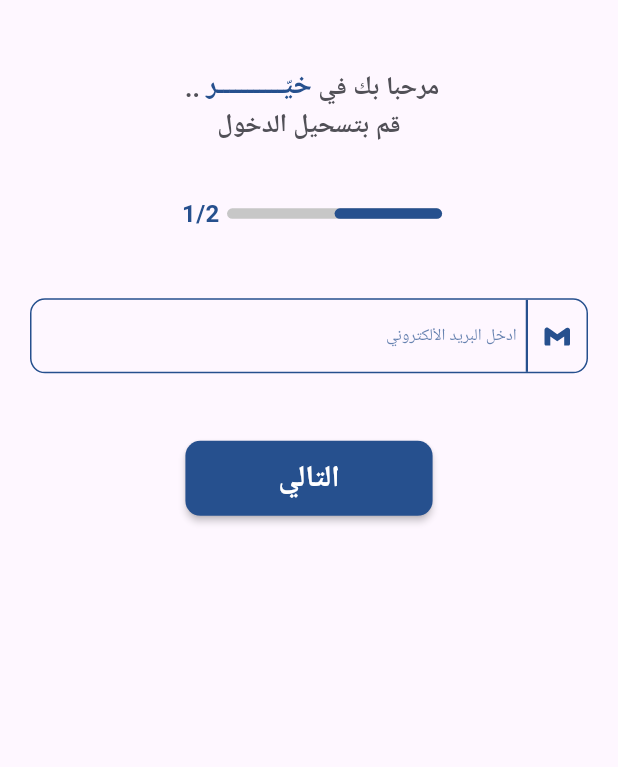
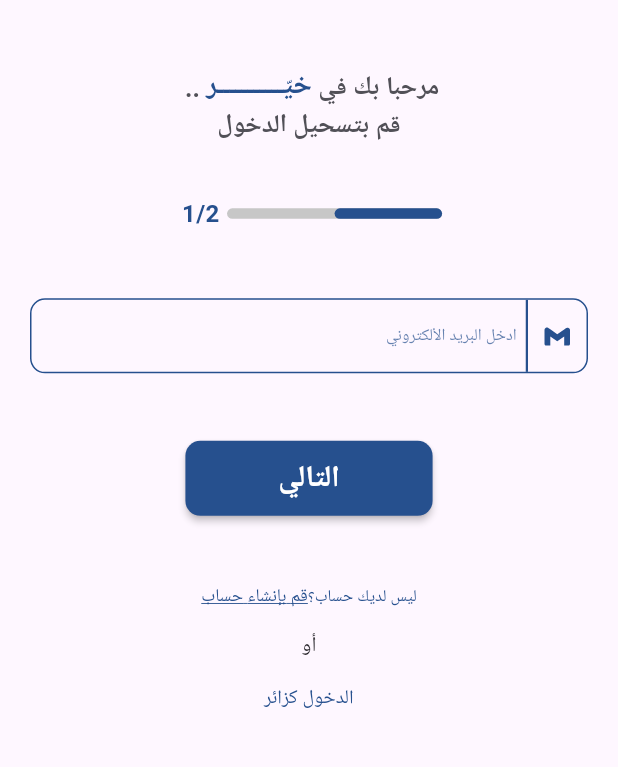
Before and after one commit to ZiadElsaadany/Graduation-Project-Flutter, a Flutter app: the screen it shows after launch, on a phone screen of 412 x 824 dp, the part 246-1013 px from its top. Run offline on Flutter 3.47's test engine with Material 3 defaults, Android fonts, the phone set to English and light mode, and no system bars; drawn by our look-alikes of flutter_animate; our stand-ins replace flutter_bloc, flutter_screenutil, flutter_svg, go_router, google_fonts; Roboto replaces fonts that are missing (Almarai).

Commit message:
hanvent account row added

```diff
--- a/lib/core/utls/styles.dart
+++ b/lib/core/utls/styles.dart
@@ -27,7 +27,14 @@ abstract class AppStyles{
     fontSize: 14,
     fontWeight: FontWeight.normal,
 
-  ); static final  textStyle11 =GoogleFonts.almarai(
+  );
+
+  static final  textStyle13 =GoogleFonts.almarai(
+    fontSize: 13,
+    fontWeight: FontWeight.normal,
+
+  );
+  static final  textStyle11 =GoogleFonts.almarai(
     fontSize: 11,
     fontWeight: FontWeight.normal,
 
--- a/lib/core/utls/text.dart
+++ b/lib/core/utls/text.dart
@@ -7,6 +7,10 @@ abstract class AppText {
   static const String  enterYourEmail= "ادخل البريد الألكتروني";
   static const String  enterYourPassword= "ادخل كلمة المرور";
   static const String  next= "التالي";
+  static const String  haventAccount= "ليس لديك حساب؟";
+  static const String  makeAccount= "قم بإنشاء حساب";
+  static const String  or= "أو";
+  static const String  enterAsAGuest= "الدخول كزائر";
 
 
 
--- a/lib/features/auth/presentation/view/widgets/havent_account_row_widget.dart
+++ b/lib/features/auth/presentation/view/widgets/havent_account_row_widget.dart
@@ -0,0 +1,59 @@
+import 'package:aoun_tu/core/utls/colors.dart';
+import 'package:aoun_tu/core/utls/styles.dart';
+import 'package:aoun_tu/core/utls/text.dart';
+import 'package:flutter/material.dart';
+import 'package:flutter_animate/flutter_animate.dart';
+
+class HaventAccountRowWidget extends StatelessWidget {
+  const HaventAccountRowWidget({Key? key, required this.underLineText, required this.text}) : super(key: key);
+
+  final String underLineText;
+  final String text;
+  @override
+  Widget build(BuildContext context) {
+    return Column(
+      children: [
+      RichText(
+      textDirection: TextDirection.rtl,
+      text:  TextSpan(
+          text: text,
+          style: AppStyles.textStyle11.copyWith(
+            color: AppColors.mainColor ,
+            fontWeight: FontWeight.w400
+          ),
+          children: [
+
+            TextSpan(
+              text: underLineText,
+              style: AppStyles.textStyle11.copyWith(
+                fontSize: 12,
+                fontWeight: FontWeight.w400,
+                decoration: TextDecoration.underline
+              ),
+
+            ),
+
+          ]
+      ),
+
+    ).animate().fade(duration: 1000.ms,
+      ),
+        const SizedBox(
+          height: 16,
+        ),
+        Text(AppText.or,
+        style: AppStyles.textStyle14,
+        ) ,
+        const SizedBox(
+          height: 16,
+        ),
+
+        Text(AppText.enterAsAGuest,
+          style: AppStyles.textStyle13.copyWith(
+            color: AppColors.mainColor
+          ),
+        ) ,
+      ],
+    );
+  }
+}
--- a/lib/features/auth/presentation/view/widgets/login_body.dart
+++ b/lib/features/auth/presentation/view/widgets/login_body.dart
@@ -1,6 +1,7 @@
 import 'package:aoun_tu/core/utls/colors.dart';
 import 'package:aoun_tu/core/utls/text.dart';
 import 'package:aoun_tu/features/auth/presentation/view/widgets/button.dart';
+import 'package:aoun_tu/features/auth/presentation/view/widgets/havent_account_row_widget.dart';
 import 'package:aoun_tu/features/auth/presentation/view/widgets/logo_widget.dart';
 import 'package:aoun_tu/features/auth/presentation/view/widgets/progress_widget.dart';
 import 'package:aoun_tu/features/auth/presentation/view/widgets/welcome_widget.dart';
@@ -71,6 +72,12 @@ class _LoginBodyState extends State<LoginBody> {
              ],
            ),
          ),
+         const SliverPadding(padding: EdgeInsets.only(
+             bottom: 45
+         )),
+         const SliverToBoxAdapter(
+           child: HaventAccountRowWidget(underLineText: AppText.makeAccount, text: AppText.haventAccount,),
+         ),
 
 
        ],
```
